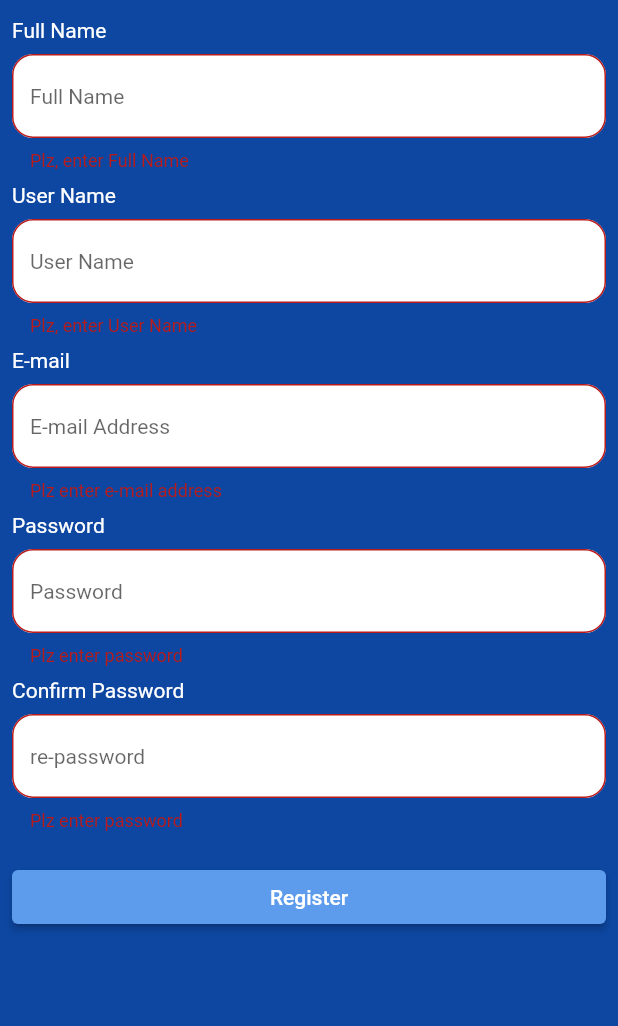
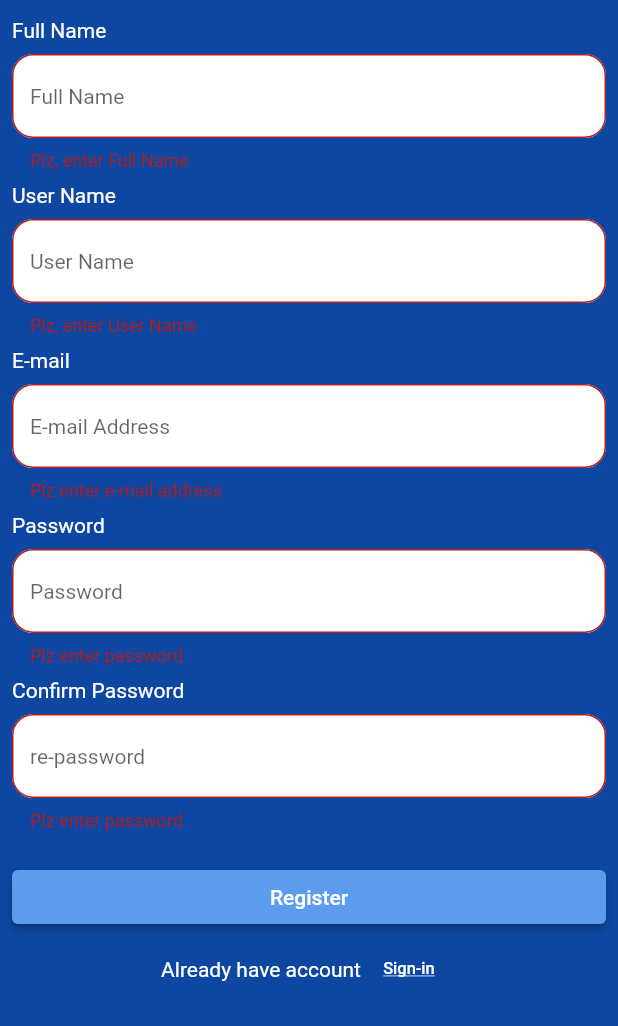
Before and after one commit to mSaaad10/todo-app-c11-thursday, a Flutter app: the RegisterScreen screen opened by its route, after a tap on "Register", on a phone screen of 412 x 824 dp, the part 210-1236 px from its top. Run offline on Flutter 3.47's test engine with Material 3 defaults, Android fonts, the phone set to English and light mode, and no system bars; our stand-ins replace firebase_auth, firebase_core, flutter_svg; missing offline and left inert: flutter_timeline_calendar; accounts and stored records are empty.

Commit message:
+ Custom Dialog

```diff
--- a/lib/core/app_routes.dart
+++ b/lib/core/app_routes.dart
@@ -1,5 +1,5 @@
 class AppRoutes {
-  static const String homeRoute = '/';
+  static const String homeRoute = '/home';
   static const String registerRoute = '/register';
   static const String loginRoute = '/login';
 }
--- a/lib/ui/auth/register/register_screen.dart
+++ b/lib/ui/auth/register/register_screen.dart
@@ -1,16 +1,27 @@
 import 'package:firebase_auth/firebase_auth.dart';
 import 'package:flutter/material.dart';
 import 'package:flutter_svg/flutter_svg.dart';
+import 'package:todo_c11_thursday/core/app_routes.dart';
+import 'package:todo_c11_thursday/core/utils/dialog_utils.dart';
 import 'package:todo_c11_thursday/core/utils/email_validation.dart';
 import 'package:todo_c11_thursday/ui/widgets/custom_text_form_field.dart';
 
-class RegisterScreen extends StatelessWidget {
+class RegisterScreen extends StatefulWidget {
+  @override
+  State<RegisterScreen> createState() => _RegisterScreenState();
+}
+
+class _RegisterScreenState extends State<RegisterScreen> {
   TextEditingController fullNameController = TextEditingController();
+
   TextEditingController userNameController = TextEditingController();
+
   TextEditingController emailController = TextEditingController();
+
   TextEditingController passwordController = TextEditingController();
+
   TextEditingController passwordConfirmationController =
-  TextEditingController();
+      TextEditingController();
 
   var formKey = GlobalKey<FormState>();
 
@@ -153,7 +164,29 @@ class RegisterScreen extends StatelessWidget {
                           email: emailController.text,
                           password: passwordController.text);
                     },
-                    child: Text('Register'))
+                    child: Text('Register')),
+                Row(
+                  mainAxisAlignment: MainAxisAlignment.center,
+                  children: [
+                    Text(
+                      "Already have account",
+                      style: TextStyle(fontSize: 14, color: Colors.white),
+                    ),
+                    TextButton(
+                      onPressed: () {
+                        Navigator.pushReplacementNamed(
+                            context, AppRoutes.loginRoute);
+                      },
+                      child: Text(
+                        'Sign-in',
+                        style: TextStyle(
+                            fontSize: 11,
+                            color: Colors.white,
+                            decoration: TextDecoration.underline),
+                      ),
+                    )
+                  ],
+                )
               ],
             ),
           ),
@@ -170,14 +203,24 @@ class RegisterScreen extends StatelessWidget {
     // create account
 
     try {
+      DialogUtils.showLoadingDialog(context, 'Creating Account...');
       var userCredential = await FirebaseAuth.instance
           .createUserWithEmailAndPassword(email: email, password: password);
-      print('USer ID is ${userCredential.user?.uid}');
+      DialogUtils.hideDialog(context);
+      DialogUtils.showMessageDialog(context, 'User Registered Successfully',
+          posActionTitle: 'login', posAction: () {
+        Navigator.pushReplacementNamed(context, AppRoutes.loginRoute);
+      });
     } on FirebaseAuthException catch (e) {
+      DialogUtils.hideDialog(context);
       if (e.code == 'weak-password') {
-        print('The password provided is too weak.');
+        DialogUtils.showMessageDialog(
+            context, 'The password provided is too weak.',
+            posActionTitle: 'Try again');
       } else if (e.code == 'email-already-in-use') {
-        print('The account already exists for that email.');
+        DialogUtils.showMessageDialog(context,
+            'The account already exists for that email, try another account.',
+            posActionTitle: 'Ok');
       }
     }
   }
```
Also changed, not shown: lib/core/utils/dialog_utils.dart (added, +87 -0 lines), lib/ui/auth/login/login_screen.dart (+42 -5 lines).
